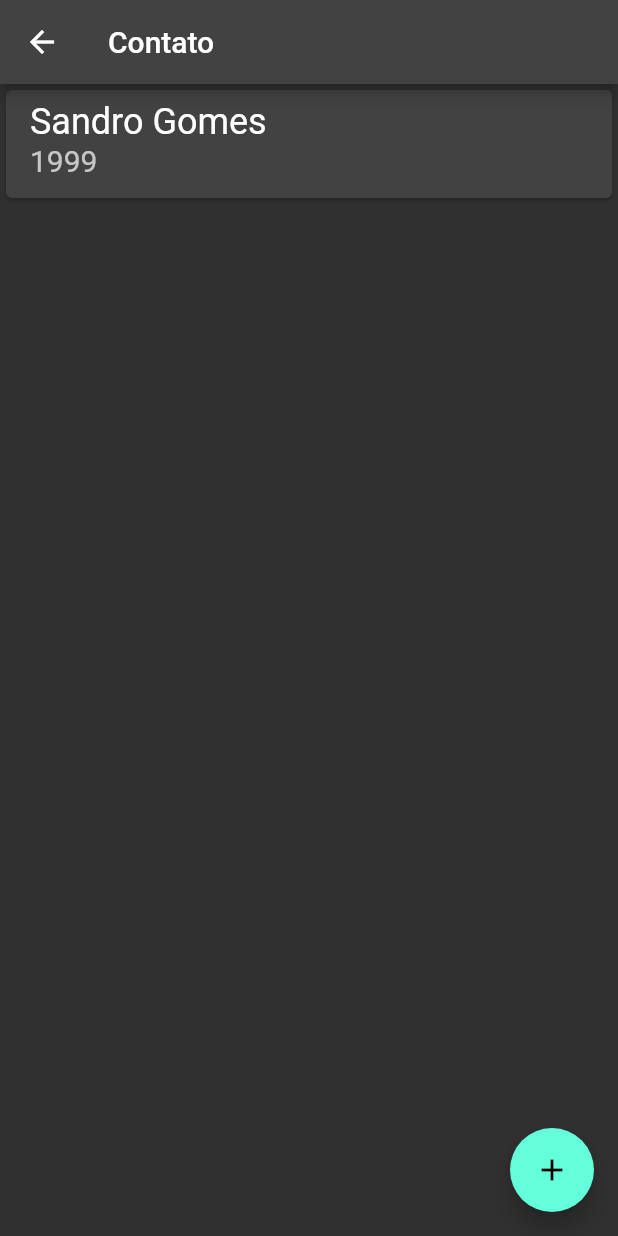
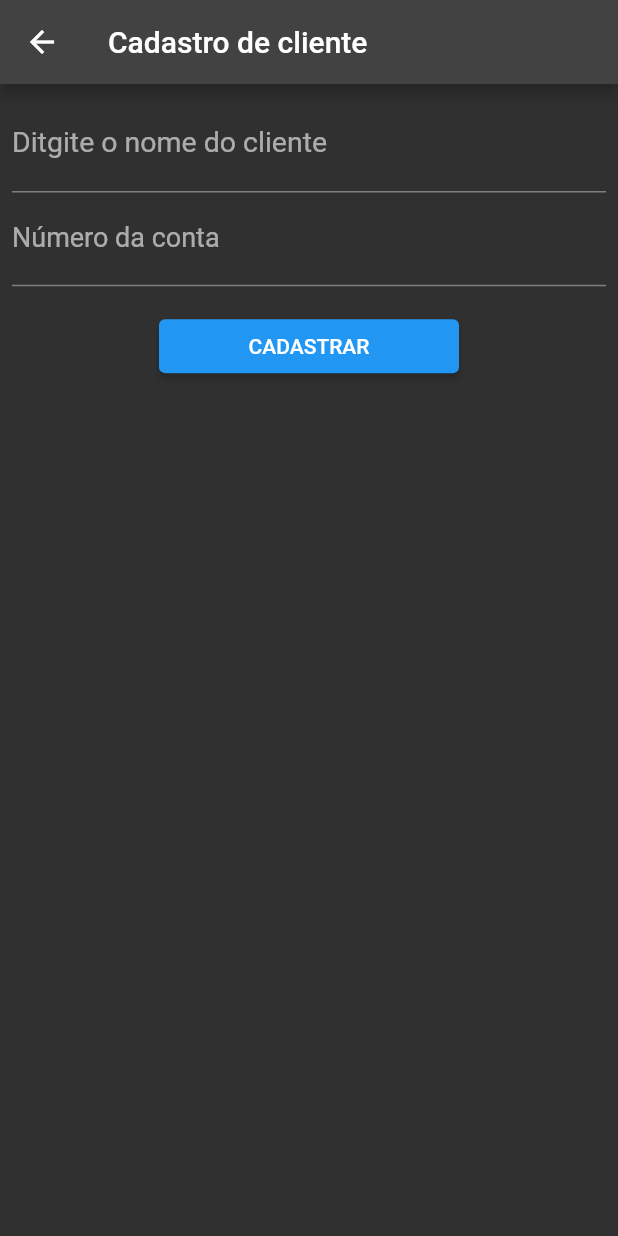
Before and after one commit to uxdesigner345/bytebank52, a Flutter app: the ContatoList screen opened directly, after a tap on the "add" icon, on a phone screen of 412 x 824 dp. Run offline on Flutter 3.47's test engine with Material 2 defaults, Android fonts, the phone set to English and light mode, and no system bars.

Commit message:
finalizando fluxo do aplicativo

```diff
--- a/lib/main.dart
+++ b/lib/main.dart
@@ -1,3 +1,4 @@
+
 import 'package:bytebank/screens/dashboard.dart';
 import 'package:flutter/material.dart';
 
--- /dev/null
+++ b/lib/models/contact.dart
@@ -0,0 +1,13 @@
+class Contact {
+  final String nome;
+  final int numeroConta;
+
+  Contact(
+    this.nome,
+    this.numeroConta,
+  );
+ @override
+ String toString(){
+  return 'Contact{name:$nome,numeroConta:$numeroConta}';
+ }
+}
--- /dev/null
+++ b/lib/screens/contact_form.dart
@@ -0,0 +1,71 @@
+import 'package:bytebank/models/contact.dart';
+import 'package:flutter/material.dart';
+
+class ContactForm extends StatefulWidget {
+  @override
+  State<ContactForm> createState() => _ContactFormState();
+}
+
+class _ContactFormState extends State<ContactForm> {
+  //controlador
+  final TextEditingController _nameController = TextEditingController();
+
+  final TextEditingController _numeroContaController = TextEditingController();
+
+  get keyboardType => null;
+
+  get raisedButtonStyle => null;
+
+  @override
+  Widget build(BuildContext context) {
+    return Scaffold(
+      appBar: AppBar(
+          title: Text('Cadastro de cliente')
+      ),
+      body: Padding(
+        padding: const EdgeInsets.all(8.0),
+        child: Column(
+          children: [
+            TextField(
+              controller: _nameController,
+              decoration: InputDecoration(
+                labelText: 'Ditgite o nome do cliente',
+              ),
+              style: TextStyle(
+                fontSize: 19.0,
+              ),
+            ),
+            TextField(
+              controller: _numeroContaController,
+              decoration: InputDecoration(
+                labelText: 'Número da conta'
+              ),
+              style: TextStyle(
+                  fontSize: 18.0),
+            ),
+            Padding(
+              padding: const EdgeInsets.all(16.0),
+              child: SizedBox(
+                width: 200.0,
+                //width: double.maxFinite,
+                child: ElevatedButton(
+                  style: raisedButtonStyle,
+                  onPressed: () {
+                    final String nome = _nameController.text;
+                    final int? numeroConta = int.tryParse(_numeroContaController.text);
+
+                    final Contact newContact = Contact(nome,numeroConta!);
+                    Navigator.pop(context,newContact.toString());
+                  },
+                  child: Text('CADASTRAR'),
+                ),
+              ),
+            )
+            //keyboardType: TextInputType.number, - Dando erro
+           //),
+          ],
+        ),
+      ),
+    );
+  }
+}
--- a/lib/screens/contato.dart
+++ b/lib/screens/contato.dart
@@ -1,3 +1,4 @@
+import 'package:bytebank/screens/contact_form.dart';
 import 'package:flutter/material.dart';
 
 class ContatoList extends StatelessWidget {
@@ -6,23 +7,38 @@ class ContatoList extends StatelessWidget {
   @override
   Widget build(BuildContext context) {
     return Scaffold(
-        appBar: AppBar(title: Text('Contato',),
+      appBar: AppBar(
+        title: Text(
+          'Contato',
+        ),
       ),
       body: ListView(
         children: <Widget>[
           Card(
               child: ListTile(
             title: Text('Sandro Gomes',
-          style: TextStyle(fontSize: 24.0,)
+                style: TextStyle(
+                  fontSize: 24.0,
+                )),
+            subtitle: Text(
+              '1999',
+              style: TextStyle(fontSize: 20.0),
             ),
-          subtitle: Text('1999',style: TextStyle(fontSize: 20.0),
+          ))
+        ],
+      ),
+      floatingActionButton: FloatingActionButton(
+        onPressed: () {
+          Navigator.of(context)
+              .push(
+                MaterialPageRoute(
+                  builder: (context) => ContactForm(),
                 ),
               )
-    )
-    ],
-    ),
-      floatingActionButton:FloatingActionButton(
-        onPressed: () {},
+              .then(
+                (newContact) => debugPrint(newContact),
+              );
+        },
         child: Icon(Icons.add),
       ),
     );
--- a/lib/screens/dashboard.dart
+++ b/lib/screens/dashboard.dart
@@ -1,5 +1,3 @@
-
-
 import 'package:flutter/material.dart';
 
 import 'contato.dart';
@@ -20,7 +18,9 @@ class Dashboard extends StatelessWidget {
             Image.asset('images/1c54f7b06d7723c21afc5035bf88a5ef.png'),
             Padding(
               padding: const EdgeInsets.all(8.0),
-              child: GestureDetector(
+              child: Material(
+                child: InkWell(
+                  //ontap quando não é um button
                   onTap: (){
                     Navigator.of(context).push(
                         MaterialPageRoute(
@@ -33,6 +33,7 @@ class Dashboard extends StatelessWidget {
                       width: 150,
                       height: 100,
                       color: Theme.of(context).primaryColor,
+
                       child: Column(
                         mainAxisAlignment: MainAxisAlignment.spaceBetween,
                         crossAxisAlignment: CrossAxisAlignment.start,
@@ -48,6 +49,7 @@ class Dashboard extends StatelessWidget {
                         ],
                       )),
                 ),
+              ),
             )
           ],
         ));
```
Lines whose indentation alone changed are shown as unchanged.
